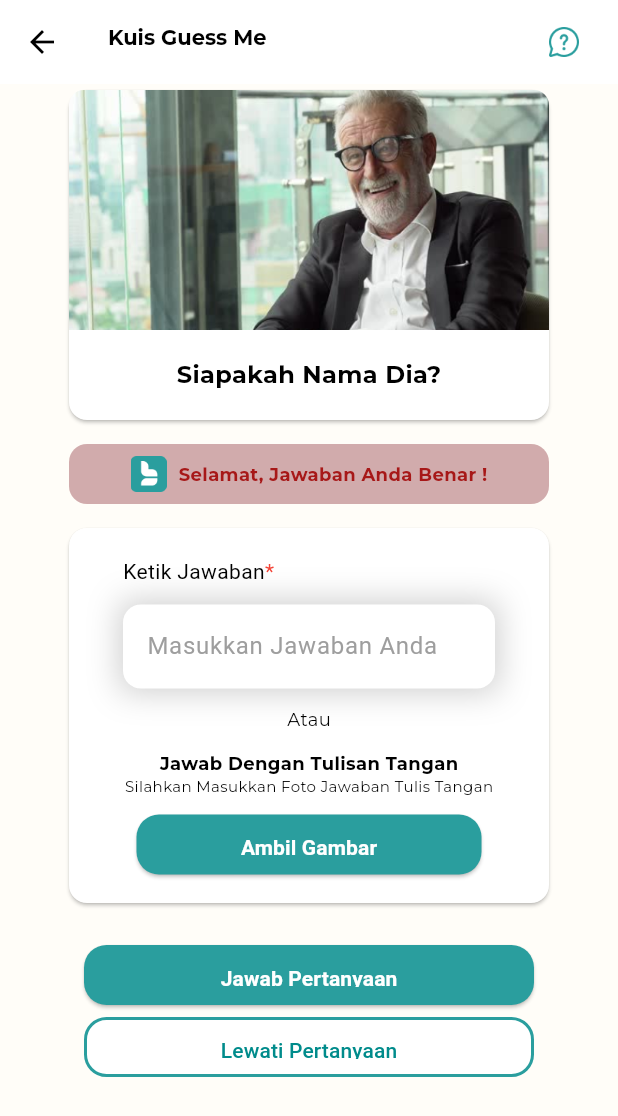
After one commit to dhifanrazaqa/buddymensian, a Flutter app: the KuisGuessMeScreen screen opened directly, on a phone screen of 412 x 824 dp. The commit adds this screen. Shown: the top 1116 px of the screen. Run offline on Flutter 3.47's test engine with Material 3 defaults, Android fonts, the phone set to English and light mode, and no system bars; our stand-ins replace cloud_firestore, firebase_auth, firebase_core, google_fonts, google_sign_in, image_picker and 1 more; accounts and stored records are empty.

Commit message:
Update: Feature Kuis Guess Me

```diff
--- a/lib/screens/guessme/add_guess_me_screen.dart
+++ b/lib/screens/guessme/add_guess_me_screen.dart
@@ -3,6 +3,7 @@ import 'package:buddymensia/widgets/buttons/outlined_btn_widget.dart';
 import 'package:buddymensia/widgets/buttons/primary_btn_widget.dart';
 import 'package:buddymensia/widgets/textfields/general_textfield_widget.dart';
 import 'package:flutter/material.dart';
+import 'package:flutter/widgets.dart';
 import 'package:google_fonts/google_fonts.dart';
 
 class AddGuessMeScreen extends StatefulWidget {
@@ -167,6 +168,7 @@ class _AddGuessMeScreenState extends State<AddGuessMeScreen> {
                           onPressed: () {
                             _toggleSidebar();
                           },
+
                           child: Row(
                             mainAxisAlignment: MainAxisAlignment.center,
                             children: [
--- a/lib/screens/guessme/detail_guess_me_screen.dart
+++ b/lib/screens/guessme/detail_guess_me_screen.dart
@@ -1,4 +1,5 @@
 import 'package:buddymensia/colors.dart';
+import 'package:buddymensia/screens/guessme/kuis_guess_me_screen.dart';
 import 'package:buddymensia/widgets/buttons/outlined_btn_widget.dart';
 import 'package:buddymensia/widgets/buttons/primary_btn_widget.dart';
 import 'package:flutter/material.dart';
@@ -264,16 +265,23 @@ class GuessMeDetail extends StatelessWidget {
                   child: PrimaryBtnWidget(
                       buttonText: 'Mulai Kuis Guess Me',
                       color: AppColors.hijauTuaSecondary,
-                      handler: () {}),
+                      handler: () {
+                        Navigator.of(context).push(MaterialPageRoute(
+                                builder: (context) =>
+                                    const KuisGuessMeScreen()));
+                      }),
                 ),
                 const SizedBox(height: 8),
+                //Button Kembali
                 SizedBox(
                   width: 300,
                   height: 40,
                   child: OutlinedBtnWidget(
                       borderColor: AppColors.hijauTuaSecondary,
-                      child: Text('kembali'),
-                      handler: () {}),
+                      child: Text('Kembali'),
+                      handler: () {
+                        Navigator.pop(context);
+                      }),
                 ),
 
 
--- /dev/null
+++ b/lib/screens/guessme/kuis_guess_me_screen.dart
@@ -0,0 +1,302 @@
+import 'dart:math';
+
+import 'package:buddymensia/colors.dart';
+import 'package:buddymensia/widgets/buttons/outlined_btn_widget.dart';
+import 'package:buddymensia/widgets/buttons/primary_btn_widget.dart';
+import 'package:buddymensia/widgets/textfields/general_textfield_widget.dart';
+import 'package:flutter/material.dart';
+import 'package:google_fonts/google_fonts.dart';
+
+class KuisGuessMeScreen extends StatefulWidget {
+  const KuisGuessMeScreen({super.key});
+
+  @override
+  State<KuisGuessMeScreen> createState() => _KuisGuessMeScreenState();
+}
+
+class _KuisGuessMeScreenState extends State<KuisGuessMeScreen> {
+  final TextEditingController _answerController = TextEditingController();
+
+  @override
+  Widget build(BuildContext context) {
+    int _currentAnswer = Random().nextInt(3);
+
+    return Scaffold(
+      appBar: AppBar(
+        backgroundColor: Colors.white,
+        elevation: 0,
+        leading: IconButton(
+          icon: Icon(
+            Icons.arrow_back,
+            size: 24,
+          ),
+          onPressed: () {
+            Navigator.pop(context);
+          },
+        ),
+        title: Row(
+          crossAxisAlignment: CrossAxisAlignment.start,
+          children: [
+            Text(
+              'Kuis Guess Me',
+              style: GoogleFonts.montserrat(
+                textStyle: const TextStyle(
+                  fontSize: 14,
+                  fontWeight: FontWeight.w700,
+                ),
+              ),
+            ),
+            Spacer(),
+            Padding(
+              padding: const EdgeInsets.only(right: 8.0),
+              child: InkWell(
+                onTap: () {
+                  // Handle tap event here
+                },
+                borderRadius: const BorderRadius.all(Radius.circular(8)),
+                child: Container(
+                  child: Image.asset(
+                    'assets/icons/ic_help.png',
+                    width: 24,
+                    height: 24,
+                  ),
+                ),
+              ),
+            ),
+          ],
+        ),
+      ),
+      body: SingleChildScrollView(
+        child: Center(
+          child: Column(
+            children: [
+              Card(
+                color: Colors.white,
+                child: Container(
+                  height: 220,
+                  child: Column(
+                    children: [
+                      Container(
+                        height: 160,
+                        width: 320,
+                        child: ClipRRect(
+                          borderRadius: BorderRadius.only(
+                            topLeft: Radius.circular(10),
+                            topRight: Radius.circular(10),
+                          ),
+                          child: Image.asset(
+                            'assets/images/placeholder_guessme.png',
+                            fit: BoxFit.cover,
+                          ),
+                        ),
+                      ),
+                      Spacer(),
+                      Text(
+                        'Siapakah Nama Dia?',
+                        style: GoogleFonts.montserrat(
+                            textStyle: TextStyle(
+                          fontSize: 16,
+                          fontWeight: FontWeight.w700,
+                        )),
+                      ),
+                      Spacer(),
+                    ],
+                  ),
+                ),
+              ),
+
+              const SizedBox(height: 12),
+
+              Container(
+                child: _currentAnswer == 0
+                ? JawabanBenar()
+                : _currentAnswer == 1
+                ? JawabanSalah()
+                : SizedBox(width: 5,)
+              ),
+
+              const SizedBox(height: 12),
+
+              //Card Jawaban
+              Card(
+                color: Colors.white,
+                child: Container(
+                    height: 250,
+                    width: 320,
+                    child: Padding(
+                      padding:
+                          EdgeInsets.symmetric(vertical: 8, horizontal: 36),
+                      child: Column(
+                        children: [
+                          Spacer(),
+                          GeneralTextfieldWidget(
+                              labelText: 'Ketik Jawaban',
+                              hintText: 'Masukkan Jawaban Anda',
+                              inputType: TextInputType.text,
+                              isRequired: true,
+                              controller: _answerController),
+                          SizedBox(
+                            height: 12,
+                          ),
+                          Text(
+                            'Atau',
+                            style: GoogleFonts.montserrat(
+                                textStyle: TextStyle(
+                              fontSize: 12,
+                              fontWeight: FontWeight.w400,
+                            )),
+                          ),
+                          SizedBox(
+                            height: 12,
+                          ),
+                          Text(
+                            'Jawab Dengan Tulisan Tangan',
+                            style: GoogleFonts.montserrat(
+                                textStyle: TextStyle(
+                              fontSize: 12,
+                              fontWeight: FontWeight.w700,
+                            )),
+                          ),
+                          Text(
+                            'Silahkan Masukkan Foto Jawaban Tulis Tangan',
+                            style: GoogleFonts.montserrat(
+                                textStyle: TextStyle(
+                              fontSize: 10,
+                              fontWeight: FontWeight.w400,
+                            )),
+                          ),
+                          SizedBox(
+                            height: 12,
+                          ),
+                          SizedBox(
+                            height: 40,
+                            width: 230,
+                            child: PrimaryBtnWidget(
+                              buttonText: 'Ambil Gambar',
+                              color: AppColors.hijauTuaSecondary,
+                              handler: () {
+                                print('clicked');
+                              },
+                            ),
+                          ),
+                          Spacer(),
+                        ],
+                      ),
+                    )),
+              ),
+
+              const SizedBox(height: 24),
+
+              //Buttton Jawab
+              SizedBox(
+                width: 300,
+                height: 40,
+                child: PrimaryBtnWidget(
+                    buttonText: 'Jawab Pertanyaan',
+                    color: AppColors.hijauTuaSecondary,
+                    handler: () {
+                      setState(() {
+                        _currentAnswer = Random().nextInt(3);
+                      });
+                    }),
+              ),
+              const SizedBox(height: 8),
+              //Button Kembali
+              SizedBox(
+                width: 300,
+                height: 40,
+                child: OutlinedBtnWidget(
+                    borderColor: AppColors.hijauTuaSecondary,
+                    child: Text('Lewati Pertanyaan'),
+                    handler: () {}),
+              ),
+
+              const SizedBox(height: 24),
+            ],
+          ),
+        ),
+      ),
+    );
+  }
+}
+
+Widget JawabanBenar() {
+  return Column(
+    children: [
+      Container(
+          width: 320,
+          decoration: BoxDecoration(
+              color: Color(0xffABD1C6),
+              borderRadius: BorderRadius.circular(12)),
+          child: Padding(
+            padding: EdgeInsets.all(8),
+            child: Row(
+              mainAxisAlignment: MainAxisAlignment.center,
+              children: [
+                Image.asset(
+                  'assets/images/logo/Logo v1.png',
+                  height: 24,
+                ),
+                SizedBox(
+                  width: 8,
+                ),
+                Text(
+                  'Selamat, Jawaban Anda Benar !',
+                  style: GoogleFonts.montserrat(
+                      textStyle: TextStyle(
+                          fontSize: 12,
+                          fontWeight: FontWeight.w700,
+                          color: Color(0xff004643))),
+                )
+              ],
+            ),
+          )),
+      SizedBox(
+        height: 8,
+      ),
+      Text(
+        '5 Detik, Menuju Halaman Selanjutnya',
+        style: GoogleFonts.montserrat(
+            textStyle: TextStyle(
+          fontSize: 12,
+          fontWeight: FontWeight.w500,
+        )),
+      ),
+    ],
+  );
+}
+
+Widget JawabanSalah() {
+  return Column(
+    children: [
+      Container(
+          width: 320,
+          decoration: BoxDecoration(
+              color: Color(0XFFD1ABAC),
+              borderRadius: BorderRadius.circular(12)),
+          child: Padding(
+            padding: EdgeInsets.all(8),
+            child: Row(
+              mainAxisAlignment: MainAxisAlignment.center,
+              children: [
+                Image.asset(
+                  'assets/images/logo/Logo v1.png',
+                  height: 24,
+                ),
+                SizedBox(
+                  width: 8,
+                ),
+                Text(
+                  'Selamat, Jawaban Anda Benar !',
+                  style: GoogleFonts.montserrat(
+                      textStyle: TextStyle(
+                          fontSize: 12,
+                          fontWeight: FontWeight.w700,
+                          color: Color(0XFFA71818))),
+                )
+              ],
+            ),
+          )),
+    ],
+  );
+}
```
